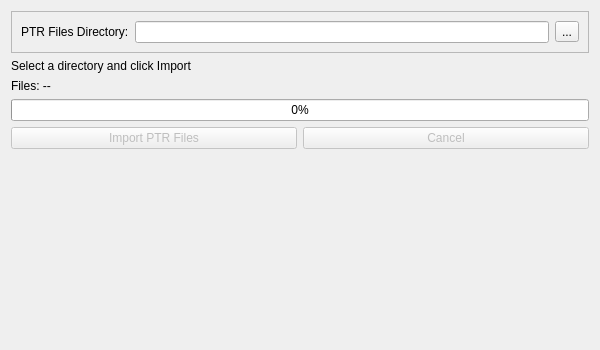
Above: tools/HydrusImporter/src/ptr/gui/PTRImportWidget.ui from KJNeko/IDHAN before the change. Below: the same form after it.
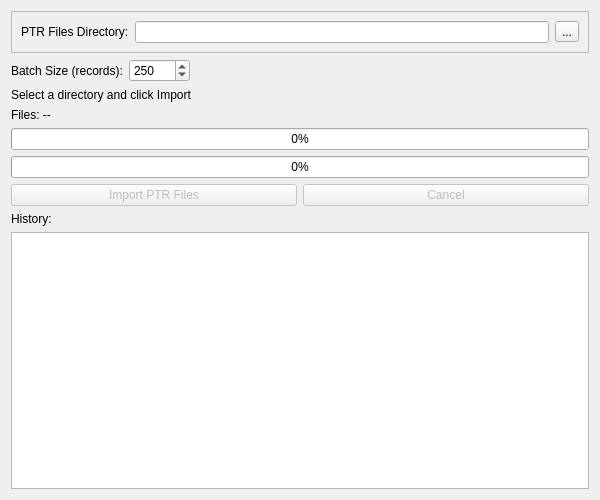
That is the form after the change.

Commit message: Add support for bulk tag removal in API and update PTR import worker with improved progress tracking and batch processing

Diff of the .ui file:
```diff
--- a/tools/HydrusImporter/src/ptr/gui/PTRImportWidget.ui
+++ b/tools/HydrusImporter/src/ptr/gui/PTRImportWidget.ui
@@ -7,7 +7,7 @@
                 <x>0</x>
                 <y>0</y>
                 <width>600</width>
-                <height>350</height>
+                <height>500</height>
             </rect>
         </property>
         <property name="windowTitle">
@@ -40,6 +40,43 @@
                     </layout>
                 </widget>
             </item>
+            <item>
+                <layout class="QHBoxLayout" name="batchLayout">
+                    <item>
+                        <widget class="QLabel" name="batchLabel">
+                            <property name="text">
+                                <string>Batch Size (records):</string>
+                            </property>
+                        </widget>
+                    </item>
+                    <item>
+                        <widget class="QSpinBox" name="batchSize">
+                            <property name="minimum">
+                                <number>1</number>
+                            </property>
+                            <property name="maximum">
+                                <number>10000</number>
+                            </property>
+                            <property name="value">
+                                <number>250</number>
+                            </property>
+                        </widget>
+                    </item>
+                    <item>
+                        <spacer name="horizontalSpacer">
+                            <property name="orientation">
+                                <enum>Qt::Orientation::Horizontal</enum>
+                            </property>
+                            <property name="sizeHint" stdset="0">
+                                <size>
+                                    <width>40</width>
+                                    <height>20</height>
+                                </size>
+                            </property>
+                        </spacer>
+                    </item>
+                </layout>
+            </item>
             <item>
                 <widget class="QLabel" name="statusLabel">
                     <property name="text">
@@ -61,6 +98,16 @@
                     </property>
                 </widget>
             </item>
+            <item>
+                <widget class="QProgressBar" name="subProgressBar">
+                    <property name="value">
+                        <number>0</number>
+                    </property>
+                    <property name="textVisible">
+                        <bool>true</bool>
+                    </property>
+                </widget>
+            </item>
             <item>
                 <layout class="QHBoxLayout" name="buttonLayout">
                     <item>
@@ -86,17 +133,21 @@
                 </layout>
             </item>
             <item>
-                <spacer name="verticalSpacer">
-                    <property name="orientation">
-                        <enum>Qt::Orientation::Vertical</enum>
+                <widget class="QLabel" name="historyLabel">
+                    <property name="text">
+                        <string>History:</string>
                     </property>
-                    <property name="sizeHint" stdset="0">
-                        <size>
-                            <width>20</width>
-                            <height>40</height>
-                        </size>
+                </widget>
+            </item>
+            <item>
+                <widget class="QPlainTextEdit" name="historyLog">
+                    <property name="readOnly">
+                        <bool>true</bool>
                     </property>
-                </spacer>
+                    <property name="maximumBlockCount">
+                        <number>1000</number>
+                    </property>
+                </widget>
             </item>
         </layout>
     </widget>
```
The commit also changes 13 other files.
